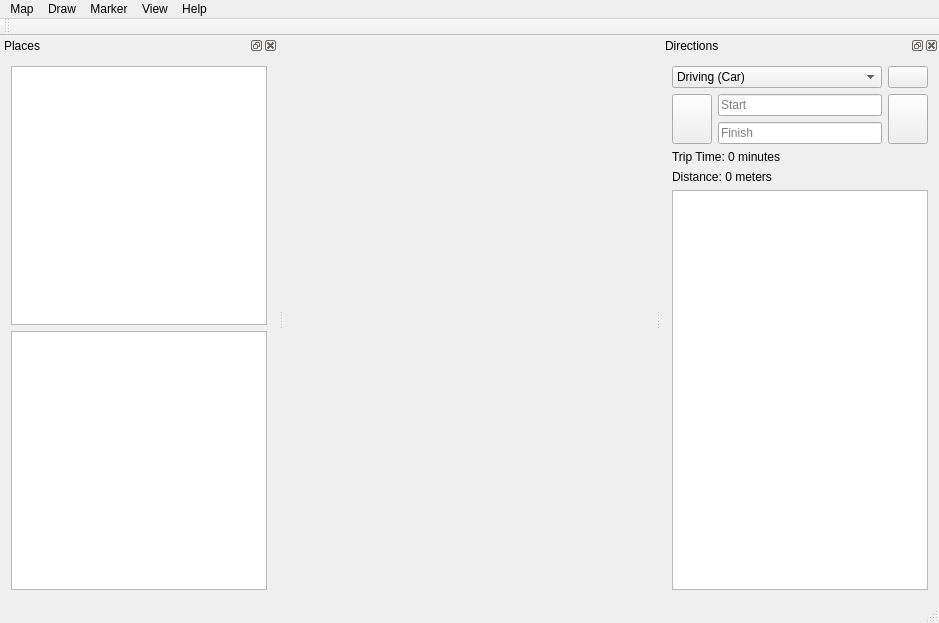
Above: explorer/mainwindow.ui from archnemesis/OSMExplorer before the change. Below: the same form after it.
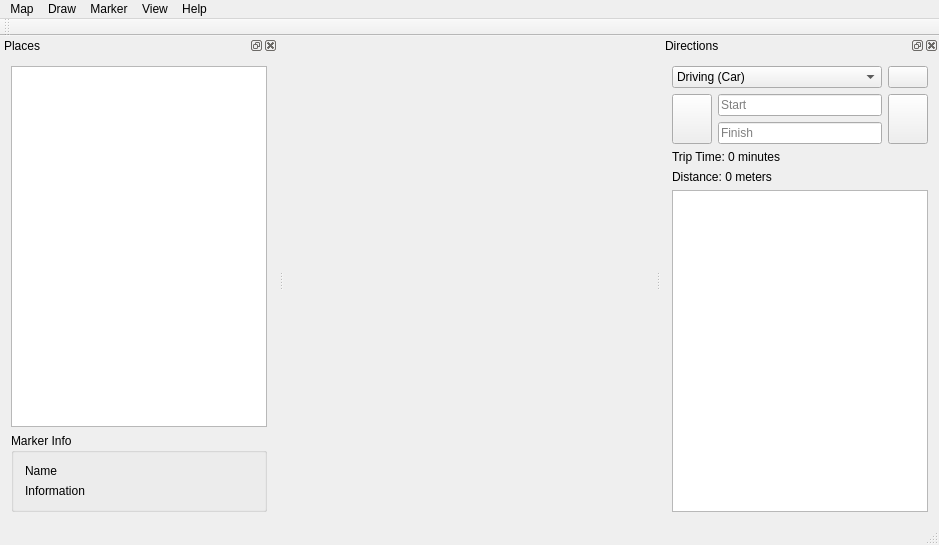
That is the form after the change. Icons and pictures are not drawn. Custom widgets are drawn as their Qt base class.

Commit message: WIP on marker management

Patch:
```diff
--- a/explorer/mainwindow.ui
+++ b/explorer/mainwindow.ui
@@ -7,7 +7,7 @@
     <x>0</x>
     <y>0</y>
     <width>939</width>
-    <height>623</height>
+    <height>545</height>
    </rect>
   </property>
   <property name="windowTitle">
@@ -164,10 +164,34 @@
    <widget class="QWidget" name="dockWidgetContents">
     <layout class="QVBoxLayout" name="verticalLayout_2">
      <item>
-      <widget class="QTreeView" name="tvwMarkers"/>
+      <widget class="QTreeView" name="tvwMarkers">
+       <property name="alternatingRowColors">
+        <bool>true</bool>
+       </property>
+      </widget>
      </item>
      <item>
-      <widget class="QListWidget" name="lstMarkers"/>
+      <widget class="QGroupBox" name="groupBox">
+       <property name="title">
+        <string>Marker Info</string>
+       </property>
+       <layout class="QFormLayout" name="formLayout">
+        <item row="0" column="0" colspan="2">
+         <widget class="QLabel" name="lblMarkerName">
+          <property name="text">
+           <string>Name</string>
+          </property>
+         </widget>
+        </item>
+        <item row="1" column="0" colspan="2">
+         <widget class="QLabel" name="lblMarkerInformation">
+          <property name="text">
+           <string>Information</string>
+          </property>
+         </widget>
+        </item>
+       </layout>
+      </widget>
      </item>
     </layout>
    </widget>
```
The commit also changes 23 other files.
